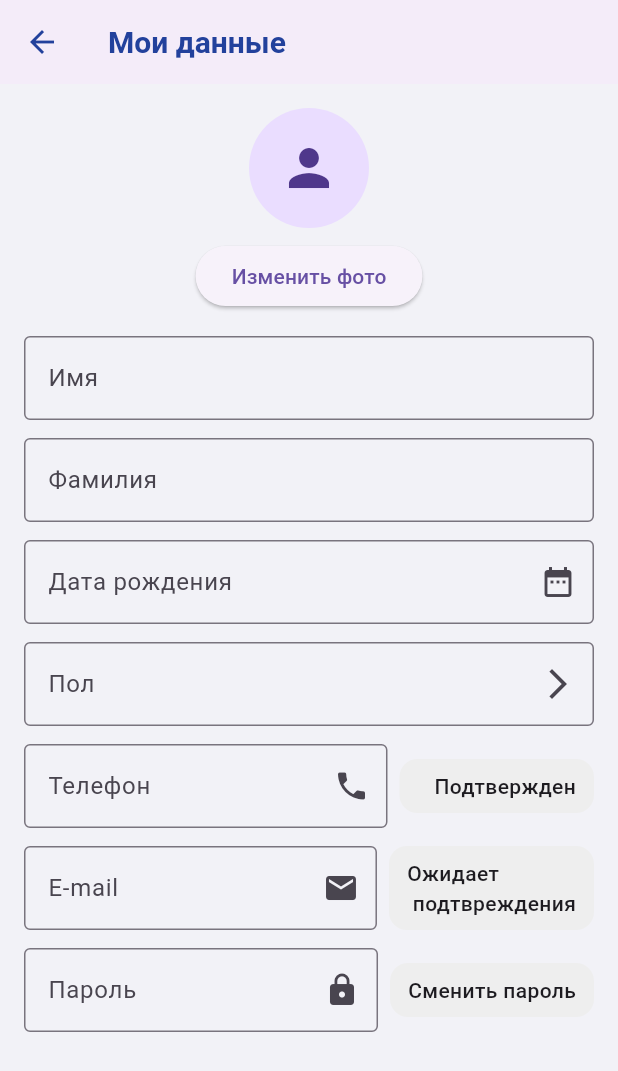
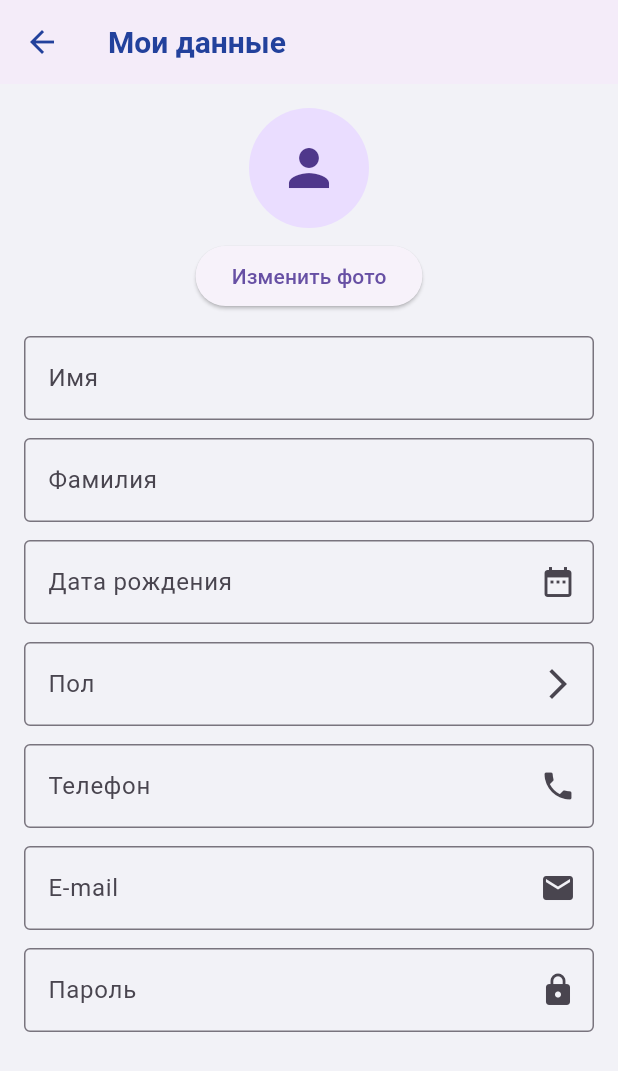
Before and after one commit to cnurba/service_shop, a Flutter app: the ProfileEditScreen screen opened directly, on a phone screen of 412 x 824 dp. Shown: the top 1071 px of the screen. Run offline on Flutter 3.47's test engine with Material 3 defaults, Android fonts, the phone set to English and light mode, and no system bars; our stand-ins replace cached_network_image, dio, equatable, flutter_riverpod, flutter_secure_storage, flutter_svg and 1 more; accounts and stored records are empty; network calls fail.

Commit message:
edit_profile

```diff
--- /dev/null
+++ b/lib/app/profile/application/profile_edit/profile_edit_provider.dart
@@ -0,0 +1,8 @@
+import 'package:flutter_riverpod/flutter_riverpod.dart';
+import 'profile_edit_controller.dart';
+import 'profile_edit_state.dart';
+
+final profileEditProvider =
+    StateNotifierProvider<ProfileEditController, ProfileEditState>(
+      (ref) => ProfileEditController(),
+    );
--- a/lib/app/profile/profile_edit_screen.dart
+++ b/lib/app/profile/profile_edit_screen.dart
@@ -1,148 +1,81 @@
 import 'package:flutter/material.dart';
+import 'package:flutter_riverpod/flutter_riverpod.dart';
+import 'package:service_shop/app/profile/application/profile_edit/profile_edit_provider.dart';
 
-class ProfileEditScreen extends StatelessWidget {
+class ProfileEditScreen extends ConsumerWidget {
   const ProfileEditScreen({super.key});
 
   @override
-  Widget build(BuildContext context) {
+  Widget build(BuildContext context, WidgetRef ref) {
+    final state = ref.watch(profileEditProvider);
+    final controller = ref.read(profileEditProvider.notifier);
+
+    Widget buildField(
+      String label,
+      String fieldKey, {
+      bool obscure = false,
+      Widget? suffix,
+    }) {
+      return TextField(
+        decoration: InputDecoration(
+          labelText: label,
+          border: const OutlineInputBorder(),
+          suffixIcon: suffix,
+        ),
+        obscureText: obscure,
+        onChanged: (value) => controller.updateField(fieldKey, value),
+        controller: TextEditingController(
+          text: {
+            'firstName': state.firstName,
+            'lastName': state.lastName,
+            'birthDate': state.birthDate,
+            'gender': state.gender,
+            'phone': state.phone,
+            'email': state.email,
+            'password': state.password,
+          }[fieldKey],
+        ),
+      );
+    }
+
     return Scaffold(
-      appBar: AppBar(title: const Text("Мои данные")),
+      appBar: AppBar(title: const Text('Мои данные')),
       body: SingleChildScrollView(
         padding: const EdgeInsets.all(16),
         child: Column(
-          crossAxisAlignment: CrossAxisAlignment.center,
           children: [
             const CircleAvatar(radius: 40, child: Icon(Icons.person, size: 40)),
             const SizedBox(height: 8),
             ElevatedButton(
               onPressed: () {},
-              child: const Text("Изменить фото"),
+              child: const Text('Изменить фото'),
             ),
             const SizedBox(height: 16),
-
-            // Личные данные
-            const TextField(
-              decoration: InputDecoration(
-                label: Text('Имя'),
-                border: OutlineInputBorder(),
-              ),
+            buildField('Имя', 'firstName'),
+            const SizedBox(height: 12),
+            buildField('Фамилия', 'lastName'),
+            const SizedBox(height: 12),
+            buildField(
+              'Дата рождения',
+              'birthDate',
+              suffix: const Icon(Icons.date_range),
             ),
             const SizedBox(height: 12),
-            const TextField(
-              decoration: InputDecoration(
-                label: Text('Фамилия'),
-                border: OutlineInputBorder(),
-              ),
+            buildField(
+              'Пол',
+              'gender',
+              suffix: const Icon(Icons.arrow_forward_ios),
             ),
             const SizedBox(height: 12),
-            const TextField(
-              decoration: InputDecoration(
-                label: Text('Дата рождения'),
-                border: OutlineInputBorder(),
-                suffixIcon: Icon(Icons.date_range),
-              ),
-            ),
+            buildField('Телефон', 'phone', suffix: const Icon(Icons.phone)),
             const SizedBox(height: 12),
-            const TextField(
-              decoration: InputDecoration(
-                label: Text('Пол'),
-                border: OutlineInputBorder(),
-                suffixIcon: Icon(Icons.arrow_forward_ios),
-              ),
-            ),
+            buildField('E-mail', 'email', suffix: const Icon(Icons.email)),
             const SizedBox(height: 12),
-
-            // Телефон
-            Row(
-              children: [
-                const Expanded(
-                  child: TextField(
-                    decoration: InputDecoration(
-                      label: Text('Телефон'),
-                      border: OutlineInputBorder(),
-                      suffixIcon: Icon(Icons.phone),
-                    ),
-                  ),
-                ),
-                const SizedBox(width: 8),
-                Container(
-                  padding: const EdgeInsets.symmetric(
-                    horizontal: 12,
-                    vertical: 8,
-                  ),
-                  decoration: BoxDecoration(
-                    color: Colors.grey.shade200,
-                    borderRadius: BorderRadius.circular(12),
-                  ),
-                  child: Text(
-                    "   Подтвeржден",
-                    style: TextStyle(fontWeight: FontWeight.w500),
-                  ),
-                ),
-              ],
-            ),
-            const SizedBox(height: 12),
-
-            // Email
-            Row(
-              children: [
-                const Expanded(
-                  child: TextField(
-                    decoration: InputDecoration(
-                      label: Text('E-mail'),
-                      border: OutlineInputBorder(),
-                      suffixIcon: Icon(Icons.email),
-                    ),
-                  ),
-                ),
-                const SizedBox(width: 8),
-                Container(
-                  padding: const EdgeInsets.symmetric(
-                    horizontal: 12,
-                    vertical: 8,
-                  ),
-                  decoration: BoxDecoration(
-                    color: Colors.grey.shade200,
-                    borderRadius: BorderRadius.circular(12),
-                  ),
-                  child: Text(
-                    "Ожидает \n подтвреждения",
-                    style: TextStyle(fontWeight: FontWeight.w500),
-                  ),
-                ),
-              ],
-            ),
-            const SizedBox(height: 12),
-
-            // Пароль
-            Row(
-              children: [
-                const Expanded(
-                  child: TextField(
-                    obscureText: true,
-                    decoration: InputDecoration(
-                      label: Text('Пароль'),
-                      border: OutlineInputBorder(),
-                      suffixIcon: Icon(Icons.lock),
-                    ),
-                  ),
-                ),
-                const SizedBox(width: 8),
-                Container(
-                  padding: const EdgeInsets.symmetric(
-                    horizontal: 12,
-                    vertical: 8,
-                  ),
-                  decoration: BoxDecoration(
-                    color: Colors.grey.shade200,
-                    borderRadius: BorderRadius.circular(12),
-                  ),
-                  child: Text(
-                    "Сменить пароль",
-                    style: TextStyle(fontWeight: FontWeight.w500),
-                  ),
-                ),
-              ],
+            buildField(
+              'Пароль',
+              'password',
+              obscure: true,
+              suffix: const Icon(Icons.lock),
             ),
           ],
         ),
--- a/lib/app/shop/presentation/widgets/shop_product_detail_card.dart
+++ b/lib/app/shop/presentation/widgets/shop_product_detail_card.dart
@@ -3,7 +3,6 @@ import 'package:flutter/material.dart';
 import 'package:service_shop/app/shop/domain/models/shop_products.dart';
 import 'package:service_shop/app/shop/presentation/widgets/add_remove_button.dart';
 import 'package:service_shop/core/presentation/image/app_image_container.dart';
-import 'package:service_shop/core/presentation/theme/colors.dart';
 
 class ShopProductDetailCard extends StatefulWidget {
   final ShopProduct product;
--- a/lib/app/shop/shop_screen.dart
+++ b/lib/app/shop/shop_screen.dart
@@ -18,17 +18,19 @@ class ShopScreen extends ConsumerWidget {
       child: Scaffold(
         appBar: LogoAppbar(),
         body: Padding(
-          padding: const EdgeInsets.symmetric(horizontal: 0, vertical: 8),
+          padding: const EdgeInsets.symmetric(horizontal: 4, vertical: 8),
           child: Column(
             crossAxisAlignment: CrossAxisAlignment.start,
             children: [
               Padding(
                 padding: EdgeInsets.only(left: 16),
+
                 child: Text(
                   'Магазины',
                   style: Theme.of(context).textTheme.titleSmall,
                 ),
               ),
+
               Expanded(
                 child: Builder(
                   builder: (context) {
```
Also changed, not shown: lib/app/profile/application/profile_edit/profile_edit_controller.dart (added, +33 -0 lines), lib/app/profile/application/profile_edit/profile_edit_state.dart (added, +49 -0 lines), lib/app/profile/domain/models/user_edit_model.dart (added, +39 -0 lines), lib/app/shop/presentation/shop_card.dart (+27 -10 lines).
